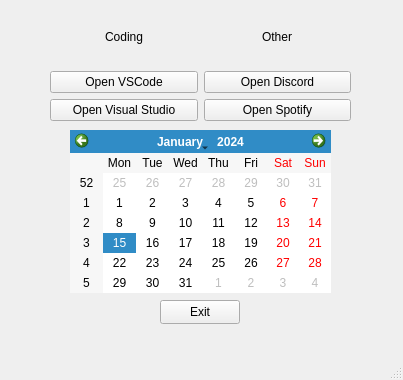
First picture: the form in qt-test/applicationOpener/mainwindow.ui, repository Ghostboo124/c--, before the edit.
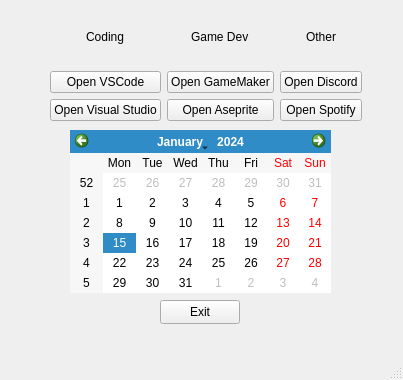
Second picture: the form after the edit.

Diff of the .ui file:
```diff
--- a/qt-test/applicationOpener/mainwindow.ui
+++ b/qt-test/applicationOpener/mainwindow.ui
@@ -48,7 +48,7 @@
      <rect>
       <x>50</x>
       <y>10</y>
-      <width>301</width>
+      <width>312</width>
       <height>111</height>
      </rect>
     </property>
@@ -78,6 +78,55 @@
        </item>
       </layout>
      </item>
+     <item>
+      <layout class="QVBoxLayout" name="verticalLayout_3">
+       <item alignment="Qt::AlignmentFlag::AlignHCenter|Qt::AlignmentFlag::AlignVCenter">
+        <widget class="QLabel" name="label_4">
+         <property name="text">
+          <string>Game Dev</string>
+         </property>
+        </widget>
+       </item>
+       <item>
+        <widget class="QPushButton" name="gmButton">
+         <property name="text">
+          <string>Open GameMaker</string>
+         </property>
+        </widget>
+       </item>
+       <item>
+        <widget class="QPushButton" name="asepriteButton">
+         <property name="enabled">
+          <bool>true</bool>
+         </property>
+         <property name="mouseTracking">
+          <bool>false</bool>
+         </property>
+         <property name="tabletTracking">
+          <bool>false</bool>
+         </property>
+         <property name="acceptDrops">
+          <bool>false</bool>
+         </property>
+         <property name="text">
+          <string>Open Aseprite</string>
+         </property>
+         <property name="checkable">
+          <bool>false</bool>
+         </property>
+         <property name="checked">
+          <bool>false</bool>
+         </property>
+         <property name="autoRepeat">
+          <bool>false</bool>
+         </property>
+         <property name="autoExclusive">
+          <bool>false</bool>
+         </property>
+        </widget>
+       </item>
+      </layout>
+     </item>
      <item>
       <layout class="QVBoxLayout" name="verticalLayout_2">
        <item alignment="Qt::AlignmentFlag::AlignHCenter|Qt::AlignmentFlag::AlignVCenter">
```
Left out of the diff: 6 changed lines with no effect on the pictures.
